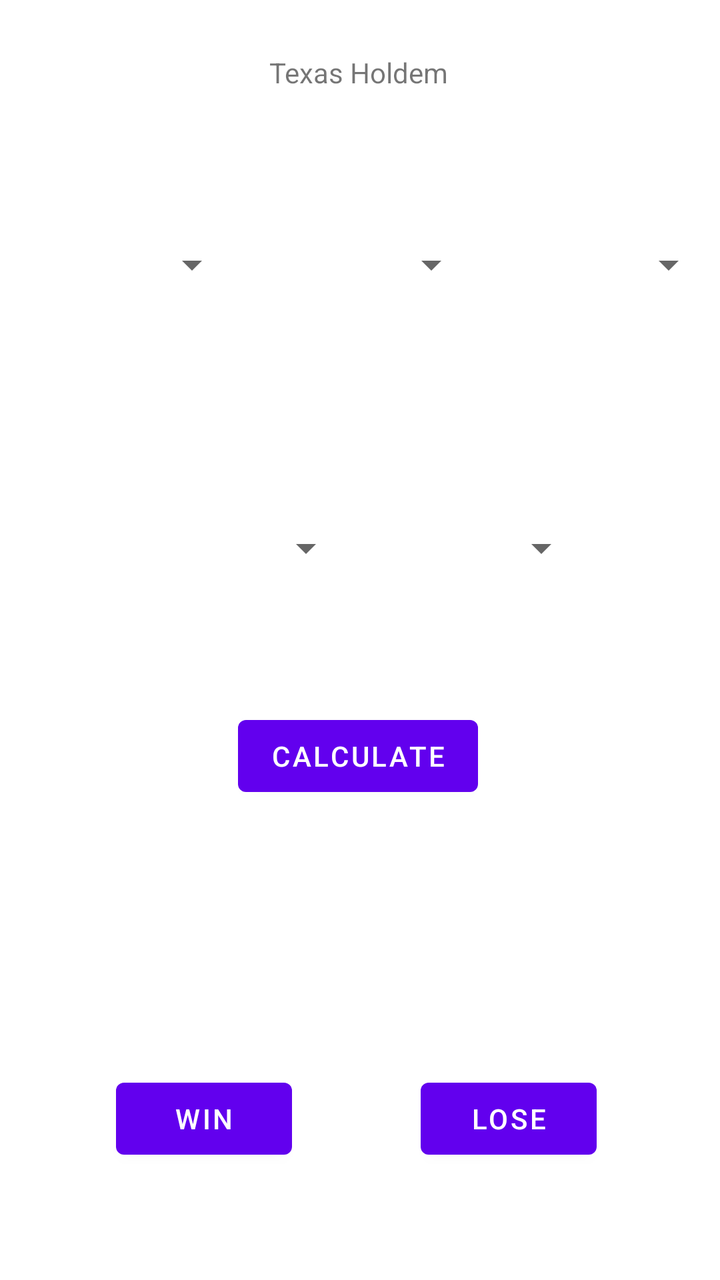
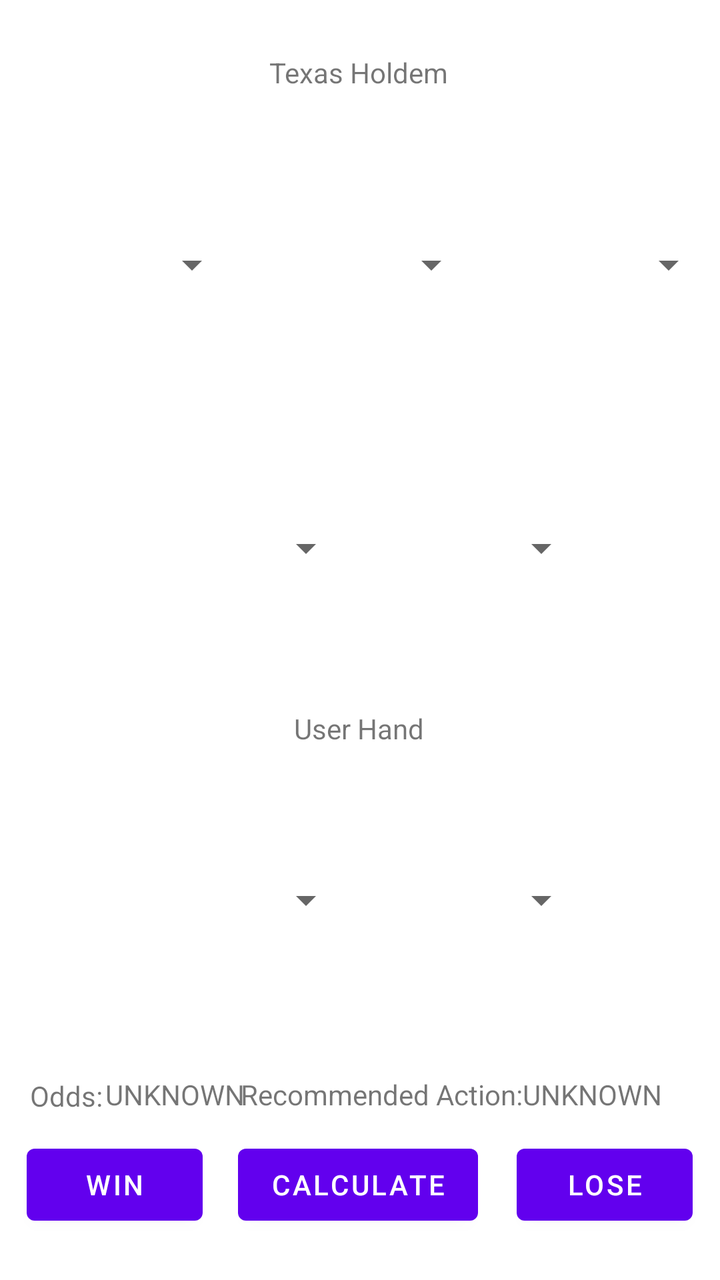

The first picture is an Android layout as it rendered before a commit; the second is the same layout after the commit. The layout source and the unified diff follow.
<!-- AndroidManifest.xml: application theme Theme.GamblingBadger -->
<!-- res/layout/fragment_texas_holdem.xml -->
<?xml version="1.0" encoding="utf-8"?>
<androidx.constraintlayout.widget.ConstraintLayout xmlns:android="http://schemas.android.com/apk/res/android"
    xmlns:app="http://schemas.android.com/apk/res-auto"
    xmlns:tools="http://schemas.android.com/tools"
    android:layout_width="match_parent"
    android:layout_height="match_parent"
    tools:context=".gamesession.texasholdem.TexasHoldemFragment">

    

    <Button
        android:id="@+id/Lose_button_texasholdem"
        android:layout_width="wrap_content"
        android:layout_height="wrap_content"
        android:text="Lose"
        app:layout_constraintBottom_toBottomOf="parent"
        app:layout_constraintEnd_toEndOf="parent"
        app:layout_constraintHorizontal_bias="0.773"
        app:layout_constraintStart_toStartOf="parent"
        app:layout_constraintTop_toTopOf="parent"
        app:layout_constraintVertical_bias="0.904" />

    <Spinner
        android:id="@+id/texasholdem_spinner_dealerCard2"
        android:layout_width="120dp"
        android:layout_height="150dp"
        android:contentDescription="@string/temporary"
        android:dropDownWidth="100dp"
        app:layout_constraintBottom_toBottomOf="parent"
        app:layout_constraintEnd_toEndOf="parent"
        app:layout_constraintHorizontal_bias="0.498"
        app:layout_constraintStart_toStartOf="parent"
        app:layout_constraintTop_toTopOf="parent"
        app:layout_constraintVertical_bias="0.117" />

    <Spinner
        android:id="@+id/texasholdem_spinner_dealerCard4"
        android:layout_width="120dp"
        android:layout_height="150dp"
        android:contentDescription="@string/temporary"
        android:dropDownWidth="100dp"
        app:layout_constraintBottom_toBottomOf="parent"
        app:layout_constraintEnd_toEndOf="parent"
        app:layout_constraintHorizontal_bias="0.237"
        app:layout_constraintStart_toStartOf="parent"
        app:layout_constraintTop_toTopOf="parent"
        app:layout_constraintVertical_bias="0.406" />

    <Spinner
        android:id="@+id/texasholdem_spinner_dealerCard3"
        android:layout_width="120dp"
        android:layout_height="150dp"
        android:contentDescription="@string/temporary"
        android:dropDownWidth="100dp"
        app:layout_constraintBottom_toBottomOf="parent"
        app:layout_constraintEnd_toEndOf="parent"
        app:layout_constraintHorizontal_bias="0.993"
        app:layout_constraintStart_toStartOf="parent"
        app:layout_constraintTop_toTopOf="parent"
        app:layout_constraintVertical_bias="0.117" />

    <Spinner
        android:id="@+id/texasholdem_spinner_dealerCard5"
        android:layout_width="120dp"
        android:layout_height="150dp"
        android:contentDescription="@string/temporary"
        android:dropDownWidth="100dp"
        app:layout_constraintBottom_toBottomOf="parent"
        app:layout_constraintEnd_toEndOf="parent"
        app:layout_constraintHorizontal_bias="0.728"
        app:layout_constraintStart_toStartOf="parent"
        app:layout_constraintTop_toTopOf="parent"
        app:layout_constraintVertical_bias="0.406" />

    <Spinner
        android:id="@+id/texasholdem_spinner_dealerCard1"
        android:layout_width="120dp"
        android:layout_height="150dp"
        android:contentDescription="@string/temporary"
        android:dropDownWidth="100dp"
        app:layout_constraintBottom_toBottomOf="parent"
        app:layout_constraintEnd_toEndOf="parent"
        app:layout_constraintHorizontal_bias="0.0"
        app:layout_constraintStart_toStartOf="parent"
        app:layout_constraintTop_toTopOf="parent"
        app:layout_constraintVertical_bias="0.117" />

    <TextView
        android:id="@+id/Texas_title"
        android:layout_width="wrap_content"
        android:layout_height="wrap_content"
        android:text="Texas Holdem"
        app:layout_constraintBottom_toBottomOf="parent"
        app:layout_constraintEnd_toEndOf="parent"
        app:layout_constraintHorizontal_bias="0.498"
        app:layout_constraintStart_toStartOf="parent"
        app:layout_constraintTop_toTopOf="parent"
        app:layout_constraintVertical_bias="0.043" />

    <Button
        android:id="@+id/Calculate_button_texasholdem"
        android:layout_width="wrap_content"
        android:layout_height="wrap_content"
        android:text="Calculate"
        app:layout_constraintBottom_toBottomOf="parent"
        app:layout_constraintEnd_toEndOf="parent"
        app:layout_constraintHorizontal_bias="0.496"
        app:layout_constraintStart_toStartOf="parent"
        app:layout_constraintTop_toTopOf="parent"
        app:layout_constraintVertical_bias="0.598" />

    <Button
        android:id="@+id/Win_button_texasholdem"
        android:layout_width="wrap_content"
        android:layout_height="wrap_content"
        android:text="Win"
        app:layout_constraintBottom_toBottomOf="parent"
        app:layout_constraintEnd_toEndOf="parent"
        app:layout_constraintHorizontal_bias="0.213"
        app:layout_constraintStart_toStartOf="parent"
        app:layout_constraintTop_toTopOf="parent"
        app:layout_constraintVertical_bias="0.904" />

</androidx.constraintlayout.widget.ConstraintLayout>
<!-- resources referenced by this layout -->
<resources>
  <string name="temporary">TEMP</string>
  <style name="Theme.GamblingBadger" parent="Theme.MaterialComponents.DayNight.DarkActionBar">
          
          <item name="colorPrimary">@color/purple_500</item>
          <item name="colorPrimaryVariant">@color/purple_700</item>
          <item name="colorOnPrimary">@color/white</item>
          
          <item name="colorSecondary">@color/teal_200</item>
          <item name="colorSecondaryVariant">@color/teal_700</item>
          <item name="colorOnSecondary">@color/black</item>
          
          <item name="android:statusBarColor" tools:targetApi="l">?attr/colorPrimaryVariant</item>
          
      </style>
  <color name="purple_500">#FF6200EE</color>
  <color name="purple_700">#FF3700B3</color>
  <color name="white">#FFFFFFFF</color>
  <color name="teal_200">#FF03DAC5</color>
  <color name="teal_700">#FF018786</color>
  <color name="black">#FF000000</color>
</resources>

<!-- the commit's change to res/layout/fragment_texas_holdem.xml (unified diff, before → after) -->
@@ -8,6 +8,30 @@
 
     
 
+    <TextView
+        android:id="@+id/RecommendedAction_label"
+        android:layout_width="wrap_content"
+        android:layout_height="wrap_content"
+        android:text="Recommended Action:"
+        app:layout_constraintBottom_toBottomOf="parent"
+        app:layout_constraintEnd_toEndOf="parent"
+        app:layout_constraintHorizontal_bias="0.55"
+        app:layout_constraintStart_toStartOf="parent"
+        app:layout_constraintTop_toTopOf="parent"
+        app:layout_constraintVertical_bias="0.866" />
+
+    <TextView
+        android:id="@+id/RecommendedAction_textview"
+        android:layout_width="wrap_content"
+        android:layout_height="wrap_content"
+        android:text="UNKNOWN"
+        app:layout_constraintBottom_toBottomOf="parent"
+        app:layout_constraintEnd_toEndOf="parent"
+        app:layout_constraintHorizontal_bias="0.9"
+        app:layout_constraintStart_toStartOf="parent"
+        app:layout_constraintTop_toTopOf="parent"
+        app:layout_constraintVertical_bias="0.866" />
+
     <Button
         android:id="@+id/Lose_button_texasholdem"
         android:layout_width="wrap_content"
@@ -15,10 +39,10 @@
         android:text="Lose"
         app:layout_constraintBottom_toBottomOf="parent"
         app:layout_constraintEnd_toEndOf="parent"
-        app:layout_constraintHorizontal_bias="0.773"
-        app:layout_constraintStart_toStartOf="parent"
-        app:layout_constraintTop_toTopOf="parent"
-        app:layout_constraintVertical_bias="0.904" />
+        app:layout_constraintHorizontal_bias="0.95"
+        app:layout_constraintStart_toStartOf="parent"
+        app:layout_constraintTop_toTopOf="parent"
+        app:layout_constraintVertical_bias="0.96" />
 
     <Spinner
         android:id="@+id/texasholdem_spinner_dealerCard2"
@@ -45,6 +69,32 @@
         app:layout_constraintStart_toStartOf="parent"
         app:layout_constraintTop_toTopOf="parent"
         app:layout_constraintVertical_bias="0.406" />
+
+    <Spinner
+        android:id="@+id/texasholdem_spinner_userCard1"
+        android:layout_width="120dp"
+        android:layout_height="150dp"
+        android:contentDescription="@string/temporary"
+        android:dropDownWidth="100dp"
+        app:layout_constraintBottom_toBottomOf="parent"
+        app:layout_constraintEnd_toEndOf="parent"
+        app:layout_constraintHorizontal_bias="0.237"
+        app:layout_constraintStart_toStartOf="parent"
+        app:layout_constraintTop_toTopOf="parent"
+        app:layout_constraintVertical_bias="0.765" />
+
+    <Spinner
+        android:id="@+id/texasholdem_spinner_userCard2"
+        android:layout_width="120dp"
+        android:layout_height="150dp"
+        android:contentDescription="@string/temporary"
+        android:dropDownWidth="100dp"
+        app:layout_constraintBottom_toBottomOf="parent"
+        app:layout_constraintEnd_toEndOf="parent"
+        app:layout_constraintHorizontal_bias="0.728"
+        app:layout_constraintStart_toStartOf="parent"
+        app:layout_constraintTop_toTopOf="parent"
+        app:layout_constraintVertical_bias="0.765" />
 
     <Spinner
         android:id="@+id/texasholdem_spinner_dealerCard3"
@@ -107,7 +157,7 @@
         app:layout_constraintHorizontal_bias="0.496"
         app:layout_constraintStart_toStartOf="parent"
         app:layout_constraintTop_toTopOf="parent"
-        app:layout_constraintVertical_bias="0.598" />
+        app:layout_constraintVertical_bias="0.96" />
 
     <Button
         android:id="@+id/Win_button_texasholdem"
@@ -116,9 +166,45 @@
         android:text="Win"
         app:layout_constraintBottom_toBottomOf="parent"
         app:layout_constraintEnd_toEndOf="parent"
-        app:layout_constraintHorizontal_bias="0.213"
-        app:layout_constraintStart_toStartOf="parent"
-        app:layout_constraintTop_toTopOf="parent"
-        app:layout_constraintVertical_bias="0.904" />
+        app:layout_constraintHorizontal_bias="0.049"
+        app:layout_constraintStart_toStartOf="parent"
+        app:layout_constraintTop_toTopOf="parent"
+        app:layout_constraintVertical_bias="0.96" />
+
+    <TextView
+        android:id="@+id/Userhand_label"
+        android:layout_width="wrap_content"
+        android:layout_height="wrap_content"
+        android:text="User Hand"
+        app:layout_constraintBottom_toBottomOf="parent"
+        app:layout_constraintEnd_toEndOf="parent"
+        app:layout_constraintHorizontal_bias="0.498"
+        app:layout_constraintStart_toStartOf="parent"
+        app:layout_constraintTop_toTopOf="parent"
+        app:layout_constraintVertical_bias="0.571" />
+
+    <TextView
+        android:id="@+id/Odds_label"
+        android:layout_width="wrap_content"
+        android:layout_height="wrap_content"
+        android:text="Odds:"
+        app:layout_constraintBottom_toBottomOf="parent"
+        app:layout_constraintEnd_toEndOf="parent"
+        app:layout_constraintHorizontal_bias="0.046"
+        app:layout_constraintStart_toStartOf="parent"
+        app:layout_constraintTop_toTopOf="parent"
+        app:layout_constraintVertical_bias="0.867" />
+
+    <TextView
+        android:id="@+id/Odds_texview"
+        android:layout_width="wrap_content"
+        android:layout_height="wrap_content"
+        android:text="UNKNOWN"
+        app:layout_constraintBottom_toBottomOf="parent"
+        app:layout_constraintEnd_toEndOf="parent"
+        app:layout_constraintHorizontal_bias="0.181"
+        app:layout_constraintStart_toStartOf="parent"
+        app:layout_constraintTop_toTopOf="parent"
+        app:layout_constraintVertical_bias="0.866" />
 
 </androidx.constraintlayout.widget.ConstraintLayout>
